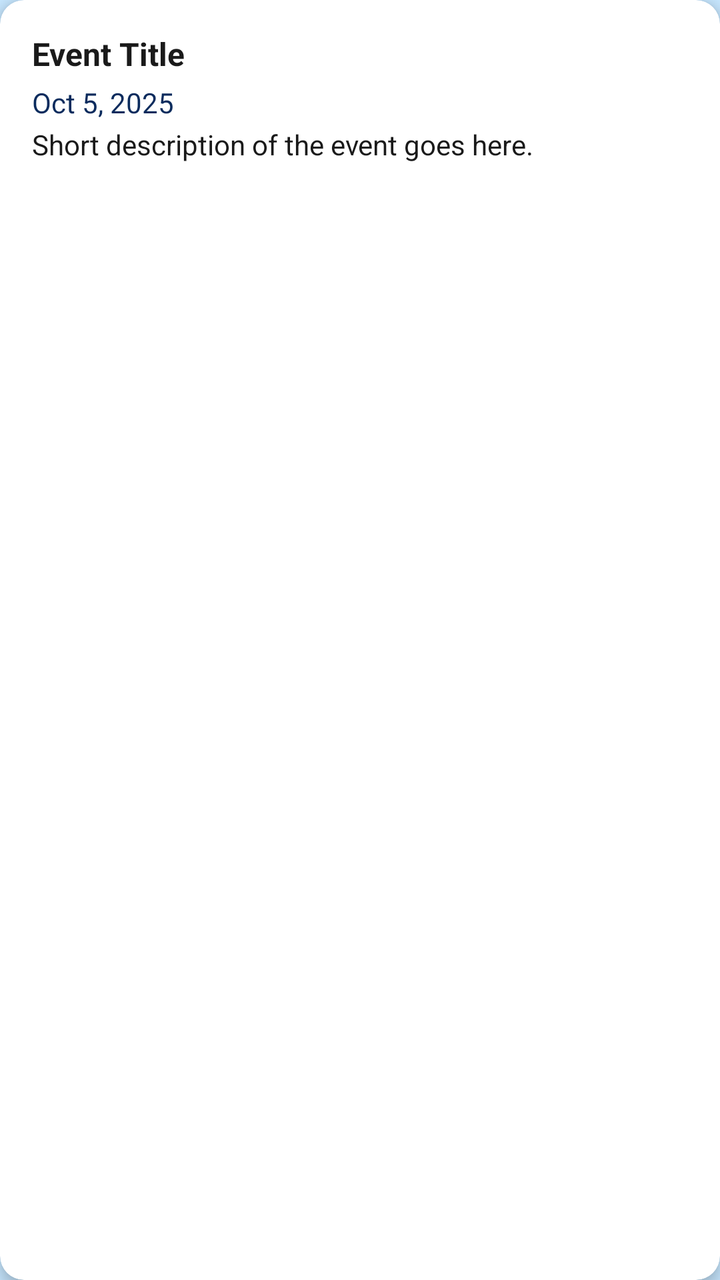
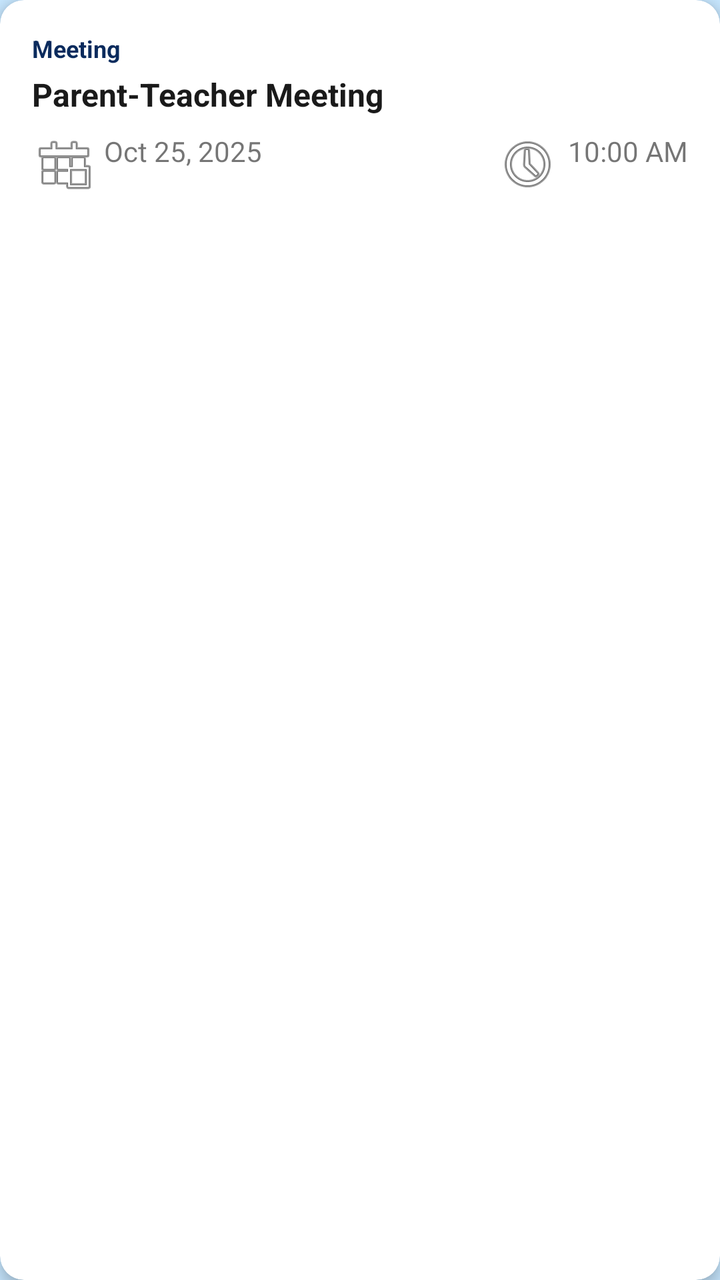

Screens rendered from an Android XML layout before and after an edit, with the pre-edit source and the edit as a unified diff.
<!-- AndroidManifest.xml: application theme Theme.NurtureNest -->
<!-- res/layout/item_upcoming_event.xml -->
<?xml version="1.0" encoding="utf-8"?>
<androidx.cardview.widget.CardView
    xmlns:android="http://schemas.android.com/apk/res/android"
    xmlns:app="http://schemas.android.com/apk/res-auto"
    android:layout_width="match_parent"
    android:layout_height="wrap_content"
    android:layout_marginBottom="12dp"
    android:layout_marginTop="4dp"
    android:layout_marginStart="4dp"
    android:layout_marginEnd="4dp"
    app:cardCornerRadius="12dp"
    app:cardElevation="4dp"
    android:foreground="?attr/selectableItemBackground">

    <LinearLayout
        android:layout_width="match_parent"
        android:layout_height="wrap_content"
        android:orientation="vertical"
        android:padding="16dp">

        
        <TextView
            android:id="@+id/tvEventTitle"
            android:layout_width="match_parent"
            android:layout_height="wrap_content"
            android:text="Event Title"
            android:textColor="?attr/colorOnBackground"
            android:textSize="16sp"
            android:textStyle="bold"
            android:ellipsize="end"
            android:maxLines="1"/>

        
        <TextView
            android:id="@+id/tvEventDate"
            android:layout_width="match_parent"
            android:layout_height="wrap_content"
            android:text="Oct 5, 2025"
            android:textColor="?attr/colorPrimary"
            android:textSize="14sp"
            android:layout_marginTop="4dp"/>

        
        <TextView
            android:id="@+id/tvEventDescription"
            android:layout_width="match_parent"
            android:layout_height="wrap_content"
            android:text="Short description of the event goes here."
            android:textColor="?attr/colorOnBackground"
            android:textSize="14sp"
            android:layout_marginTop="2dp"
            android:ellipsize="end"
            android:maxLines="2"/>

    </LinearLayout>

</androidx.cardview.widget.CardView>
<!-- resources referenced by this layout -->
<resources>
  <style name="Theme.NurtureNest" parent="Theme.MaterialComponents.DayNight.NoActionBar">
          <item name="colorPrimary">#0A2B5D</item>
          <item name="colorOnPrimary">#FFFFFF</item>
          <item name="colorSurface">#000000</item>
          <item name="colorOnSurface">#FFFFFF</item>
          <item name="colorBackground">#C7E7FF</item>
          <item name="colorOnBackground">#1A1A1A</item>
          <item name="android:windowBackground">#C7E7FF</item>
      </style>
</resources>

<!-- the commit's change to res/layout/item_upcoming_event.xml (unified diff, before → after) -->
@@ -12,46 +12,56 @@
     app:cardElevation="4dp"
     android:foreground="?attr/selectableItemBackground">
 
-    <LinearLayout
-        android:layout_width="match_parent"
-        android:layout_height="wrap_content"
-        android:orientation="vertical"
-        android:padding="16dp">
-
-        
-        <TextView
-            android:id="@+id/tvEventTitle"
+        <LinearLayout
             android:layout_width="match_parent"
             android:layout_height="wrap_content"
-            android:text="Event Title"
-            android:textColor="?attr/colorOnBackground"
-            android:textSize="16sp"
-            android:textStyle="bold"
-            android:ellipsize="end"
-            android:maxLines="1"/>
+            android:orientation="vertical"
+            android:padding="16dp">
 
-        
-        <TextView
-            android:id="@+id/tvEventDate"
-            android:layout_width="match_parent"
-            android:layout_height="wrap_content"
-            android:text="Oct 5, 2025"
-            android:textColor="?attr/colorPrimary"
-            android:textSize="14sp"
-            android:layout_marginTop="4dp"/>
+            <TextView
+                android:id="@+id/tvEventType"
+                android:layout_width="wrap_content"
+                android:layout_height="wrap_content"
+                android:text="Meeting"
+                android:textSize="12sp"
+                android:textColor="?attr/colorPrimary"
+                android:textStyle="bold"/>
 
-        
-        <TextView
-            android:id="@+id/tvEventDescription"
-            android:layout_width="match_parent"
-            android:layout_height="wrap_content"
-            android:text="Short description of the event goes here."
-            android:textColor="?attr/colorOnBackground"
-            android:textSize="14sp"
-            android:layout_marginTop="2dp"
-            android:ellipsize="end"
-            android:maxLines="2"/>
+            <TextView
+                android:id="@+id/tvEventTitle"
+                android:layout_width="match_parent"
+                android:layout_height="wrap_content"
+                android:text="Parent-Teacher Meeting"
+                android:textSize="16sp"
+                android:textStyle="bold"
+                android:textColor="?attr/colorOnBackground"
+                android:layout_marginTop="4dp"/>
 
-    </LinearLayout>
+            <LinearLayout
+                android:layout_width="match_parent"
+                android:layout_height="wrap_content"
+                android:orientation="horizontal"
+                android:layout_marginTop="8dp">
+
+                <TextView
+                    android:id="@+id/tvEventDate"
+                    android:layout_width="0dp"
+                    android:layout_weight="1"
+                    android:layout_height="wrap_content"
+                    android:text="Oct 25, 2025"
+                    android:textSize="14sp"
+                    android:drawableStart="@android:drawable/ic_menu_today"
+                    android:drawablePadding="4dp"/>
+
+                <TextView
+                    android:id="@+id/tvEventTime"
+                    android:layout_width="wrap_content"
+                    android:layout_height="wrap_content"
+                    android:text="10:00 AM"
+                    android:textSize="14sp"
+                    android:drawableStart="@android:drawable/ic_menu_recent_history"
+                    android:drawablePadding="4dp"/>
+            </LinearLayout>
+        </LinearLayout>
 
 </androidx.cardview.widget.CardView>
